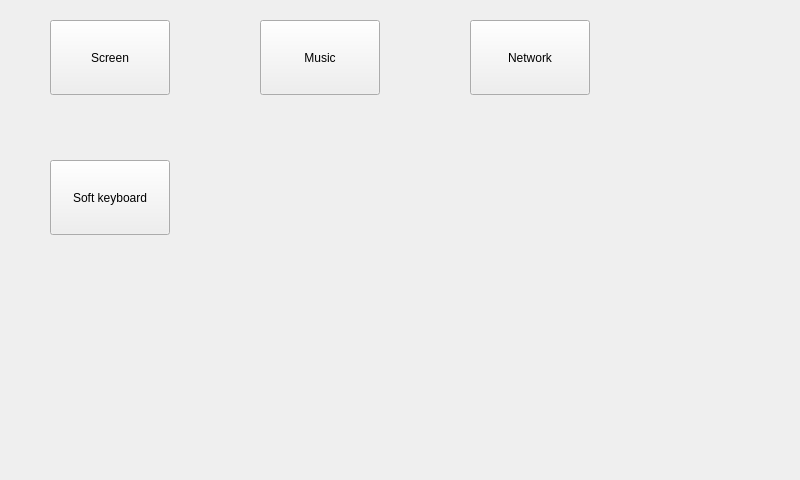
ICEDustpan/AVD-Qt-Tool, file mainwindow.ui: the form before one commit.
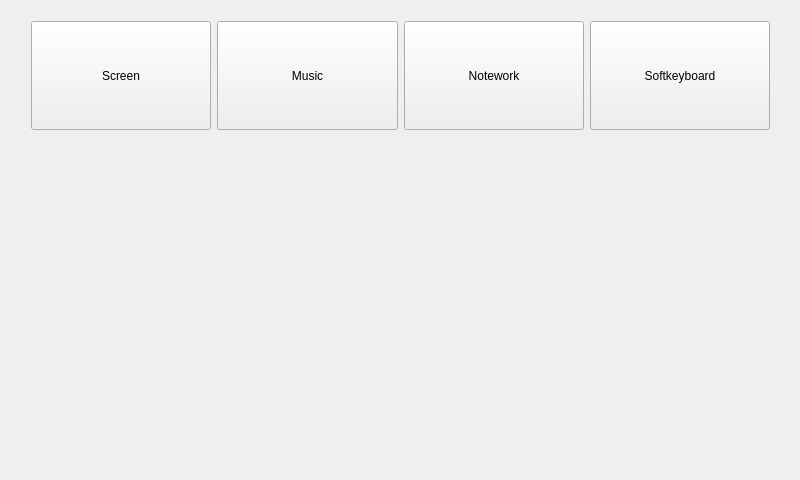
The form after the commit. Icons and pictures are not drawn.

Commit message: 1: Restore main window background 2: Changed the icon style of each button in the main window interface

```diff
--- a/mainwindow.ui
+++ b/mainwindow.ui
@@ -13,61 +13,109 @@
   <property name="windowTitle">
    <string>AVD-Tool</string>
   </property>
-  <property name="styleSheet">
-   <string notr="true">image: url(:/background/main.jpg);</string>
+  <property name="toolButtonStyle">
+   <enum>Qt::ToolButtonIconOnly</enum>
   </property>
   <widget class="QWidget" name="centralWidget">
-   <widget class="QPushButton" name="bt_screen">
+   <widget class="QWidget" name="">
     <property name="geometry">
      <rect>
-      <x>50</x>
-      <y>20</y>
-      <width>120</width>
-      <height>75</height>
+      <x>20</x>
+      <y>10</y>
+      <width>761</width>
+      <height>131</height>
      </rect>
+    </property>
+    <layout class="QGridLayout" name="gridLayout">
+     <item row="0" column="0">
+      <widget class="QToolButton" name="bt_screen">
+       <property name="sizePolicy">
+        <sizepolicy hsizetype="Expanding" vsizetype="Expanding">
+         <horstretch>0</horstretch>
+         <verstretch>0</verstretch>
+        </sizepolicy>
     </property>
     <property name="text">
      <string>Screen</string>
     </property>
-   </widget>
-   <widget class="QPushButton" name="bt_music">
-    <property name="geometry">
-     <rect>
-      <x>260</x>
-      <y>20</y>
-      <width>120</width>
-      <height>75</height>
-     </rect>
+       <property name="iconSize">
+        <size>
+         <width>100</width>
+         <height>100</height>
+        </size>
+       </property>
+       <property name="toolButtonStyle">
+        <enum>Qt::ToolButtonTextUnderIcon</enum>
+       </property>
+      </widget>
+     </item>
+     <item row="0" column="1">
+      <widget class="QToolButton" name="bt_music">
+       <property name="sizePolicy">
+        <sizepolicy hsizetype="Expanding" vsizetype="Expanding">
+         <horstretch>0</horstretch>
+         <verstretch>0</verstretch>
+        </sizepolicy>
     </property>
     <property name="text">
      <string>Music</string>
     </property>
-   </widget>
-   <widget class="QPushButton" name="bt_network">
-    <property name="geometry">
-     <rect>
-      <x>470</x>
-      <y>20</y>
-      <width>120</width>
-      <height>75</height>
-     </rect>
+       <property name="iconSize">
+        <size>
+         <width>100</width>
+         <height>100</height>
+        </size>
+       </property>
+       <property name="toolButtonStyle">
+        <enum>Qt::ToolButtonTextUnderIcon</enum>
+       </property>
+      </widget>
+     </item>
+     <item row="0" column="2">
+      <widget class="QToolButton" name="bt_network">
+       <property name="sizePolicy">
+        <sizepolicy hsizetype="Expanding" vsizetype="Expanding">
+         <horstretch>0</horstretch>
+         <verstretch>0</verstretch>
+        </sizepolicy>
     </property>
     <property name="text">
-     <string>Network</string>
-    </property>
-   </widget>
-   <widget class="QPushButton" name="bt_softkeyboard">
-    <property name="geometry">
-     <rect>
-      <x>50</x>
-      <y>160</y>
-      <width>120</width>
-      <height>75</height>
-     </rect>
+        <string>Notework</string>
+       </property>
+       <property name="iconSize">
+        <size>
+         <width>100</width>
+         <height>100</height>
+        </size>
+       </property>
+       <property name="toolButtonStyle">
+        <enum>Qt::ToolButtonTextUnderIcon</enum>
+       </property>
+      </widget>
+     </item>
+     <item row="0" column="3">
+      <widget class="QToolButton" name="bt_softkeyboard">
+       <property name="sizePolicy">
+        <sizepolicy hsizetype="Expanding" vsizetype="Expanding">
+         <horstretch>0</horstretch>
+         <verstretch>0</verstretch>
+        </sizepolicy>
     </property>
     <property name="text">
-     <string>Soft keyboard</string>
-    </property>
+        <string>Softkeyboard</string>
+       </property>
+       <property name="iconSize">
+        <size>
+         <width>100</width>
+         <height>100</height>
+        </size>
+       </property>
+       <property name="toolButtonStyle">
+        <enum>Qt::ToolButtonTextUnderIcon</enum>
+       </property>
+      </widget>
+     </item>
+    </layout>
    </widget>
   </widget>
  </widget>
```
Lines whose indentation alone changed are shown as unchanged. The commit also changes 8 other files.
